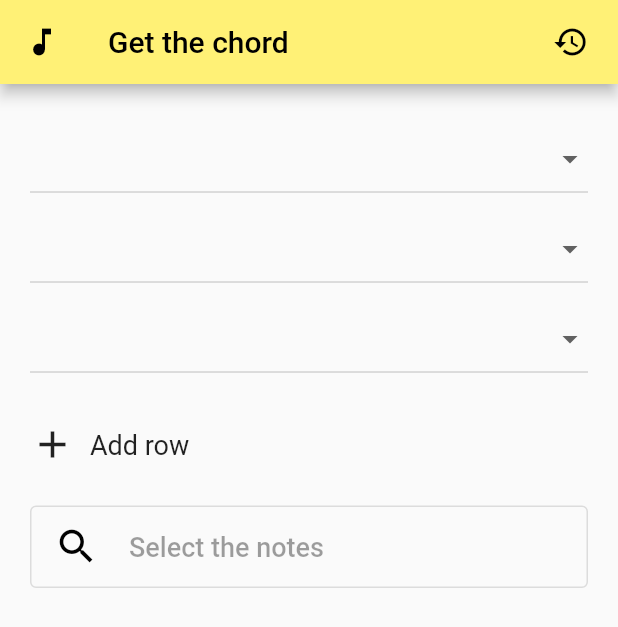
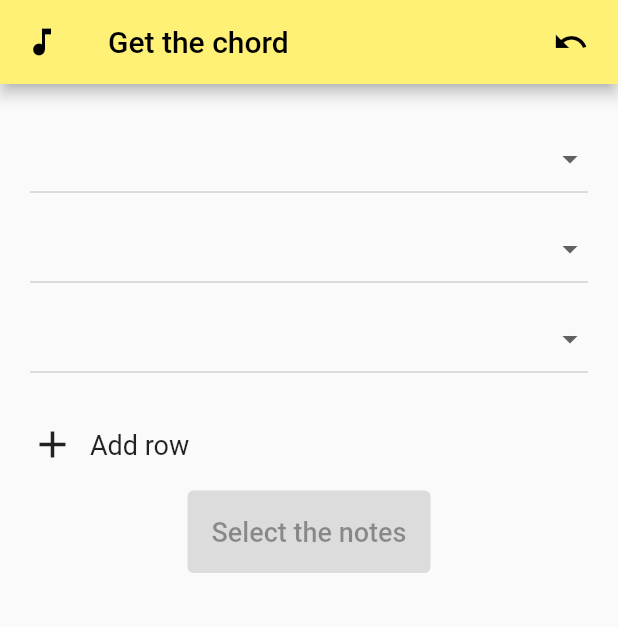
Before and after one commit to crispim1411/get_the_chord_app, a Flutter app: the screen it shows after launch, on a phone screen of 412 x 824 dp. Shown: the top 627 px of the screen. Run offline on Flutter 3.47's test engine with Material 2 defaults, Android fonts, the phone set to English and light mode, and no system bars.

Commit message:
ajustes layout

```diff
--- a/lib/main.dart
+++ b/lib/main.dart
@@ -45,7 +45,7 @@ class _MyPage extends State<MyPage> {
         foregroundColor: Colors.black,
         actions: [
           IconButton(
-            icon: const Icon(Icons.restore),
+            icon: const Icon(Icons.undo),
             padding: const EdgeInsets.only(right: 15),
             onPressed: restoreStatus,
           ),
@@ -70,7 +70,7 @@ class _MyPage extends State<MyPage> {
           visible: _rowsCounter > 3 ? false : true,
           child: addRowButton(),
         ),
-        const Padding(padding: EdgeInsets.all(10)),
+        const Padding(padding: EdgeInsets.all(5)),
         searchButton(),
         const Padding(padding: EdgeInsets.all(10)),
         Visibility(
@@ -102,10 +102,15 @@ class _MyPage extends State<MyPage> {
   }
 
   Widget searchButton() {
-    return Container(
+    return Row(
+      children: [
+        const Spacer(),
+        Container(
           height: 55,
-        decoration: BoxDecoration(borderRadius: BorderRadius.circular(10)),
-        child: OutlinedButton(
+          decoration: BoxDecoration(borderRadius: BorderRadius.circular(20)),
+          child: ElevatedButton(
+            style: ElevatedButton.styleFrom(
+                primary: const Color.fromARGB(255, 230, 35, 35)),
             onPressed: _selectedNotes.length < 3
                 ? null
                 : () {
@@ -118,36 +123,45 @@ class _MyPage extends State<MyPage> {
                       _answer = Scale.getChord(notes.toList());
                     });
                   },
-            child: Row(
-              mainAxisAlignment: MainAxisAlignment.start,
-              children: [
-                const Icon(Icons.search, size: 30, color: Colors.black),
-                const Padding(padding: EdgeInsets.all(10)),
-                Text(
+            child: Text(
               _selectedNotes.length < 3
                   ? 'Select the notes'
-                        : 'Find the chord',
-                    style: const TextStyle(fontSize: 18)),
+                  : 'Search the chord',
+              style: const TextStyle(fontSize: 18),
+            ),
+          ),
+        ),
+        const Spacer()
       ],
-            )));
+    );
   }
 
   Widget answerBox() {
-    return Container(
-        height: 340 - _rowsCounter * 30,
+    return Row(
+      children: [
+        const Spacer(),
+        Flexible(
+          flex: 15,
+          child: Container(
+            height: 350 - _rowsCounter * 20,
             alignment: Alignment.center,
             padding: const EdgeInsets.all(10),
             decoration: BoxDecoration(
               shape: BoxShape.rectangle,
-          border: Border.all(color: Colors.blueAccent),
-          borderRadius: BorderRadius.circular(50),
+              border: Border.all(),
+              borderRadius: BorderRadius.circular(30),
             ),
             child: Text(
               _answer,
               style: TextStyle(
-              fontSize: _answer.length > 10 ? 30 : 100,
+                  fontSize: _answer.length > 10 ? 30 : 80,
                   fontStyle: FontStyle.italic),
-        ));
+            ),
+          ),
+        ),
+        const Spacer()
+      ],
+    );
   }
 
   Widget notesComboBox(int index) {
```
Lines whose indentation alone changed are shown as unchanged.
